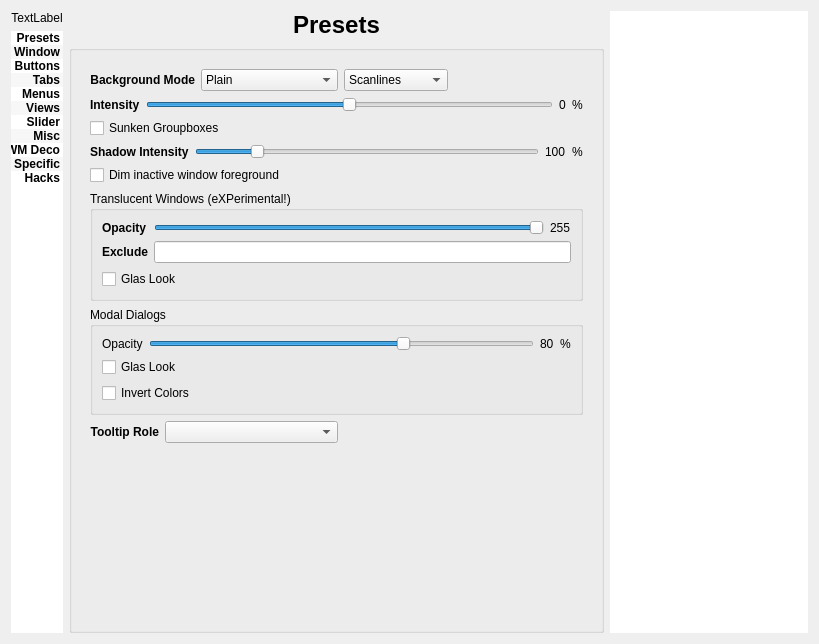
Before: the Qt Designer form config/config.ui in deiv/bespin-pkg, drawn with Qt 5.
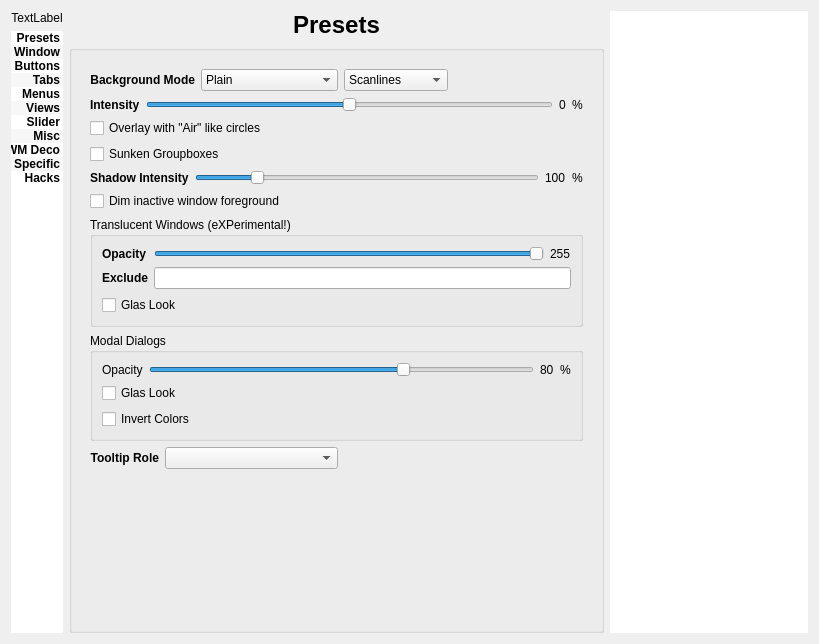
After: the same form once the commit is applied. The open tabs and pages were chosen to show the change.

Commit message: add ui config for air circles

Diff of the .ui file:
```diff
--- a/config/config.ui
+++ b/config/config.ui
@@ -563,7 +563,7 @@
             </property>
            </spacer>
           </item>
-          <item row="2" column="0" colspan="5">
+          <item row="3" column="0" colspan="5">
            <layout class="QHBoxLayout">
             <item>
              <widget class="QLabel" name="label_35">
@@ -619,14 +619,7 @@
             </item>
            </layout>
           </item>
-          <item row="3" column="0" colspan="5">
-           <widget class="QCheckBox" name="sunkenGroups">
-            <property name="text">
-             <string>Sunken Groupboxes</string>
-            </property>
-           </widget>
-          </item>
-          <item row="4" column="0" colspan="5">
+          <item row="8" column="0" colspan="5">
            <layout class="QHBoxLayout">
             <item>
              <widget class="QLabel" name="label_28">
@@ -691,14 +684,14 @@
             </item>
            </layout>
           </item>
-          <item row="5" column="0" colspan="5">
+          <item row="9" column="0" colspan="5">
            <widget class="QCheckBox" name="fadeInactive">
             <property name="text">
              <string>Dim inactive window foreground</string>
             </property>
            </widget>
           </item>
-          <item row="7" column="0" colspan="5">
+          <item row="11" column="0" colspan="5">
            <widget class="QGroupBox" name="groupBox_7">
             <property name="title">
              <string>Modal Dialogs</string>
@@ -780,7 +773,7 @@
             </layout>
            </widget>
           </item>
-          <item row="8" column="0">
+          <item row="12" column="0">
            <widget class="QLabel" name="label_7">
             <property name="font">
              <font>
@@ -796,10 +789,10 @@
             </property>
            </widget>
           </item>
-          <item row="8" column="1" colspan="2">
+          <item row="12" column="1" colspan="2">
            <widget class="QComboBox" name="tooltipRole"/>
           </item>
-          <item row="8" column="3" colspan="2">
+          <item row="12" column="3" colspan="2">
            <spacer name="horizontalSpacer_5">
             <property name="orientation">
              <enum>Qt::Horizontal</enum>
@@ -812,7 +805,7 @@
             </property>
            </spacer>
           </item>
-          <item row="9" column="0" colspan="3">
+          <item row="13" column="0" colspan="3">
            <spacer>
             <property name="orientation">
              <enum>Qt::Vertical</enum>
@@ -825,7 +818,7 @@
             </property>
            </spacer>
           </item>
-          <item row="6" column="0" colspan="5">
+          <item row="10" column="0" colspan="5">
            <widget class="QGroupBox" name="argbSupport">
             <property name="title">
              <string>Translucent Windows (eXPerimental!)</string>
@@ -890,6 +883,20 @@
             </layout>
            </widget>
           </item>
+          <item row="7" column="0" colspan="5">
+           <widget class="QCheckBox" name="sunkenGroups">
+            <property name="text">
+             <string>Sunken Groupboxes</string>
+            </property>
+           </widget>
+          </item>
+          <item row="6" column="0" colspan="5">
+           <widget class="QCheckBox" name="ringOverlay">
+            <property name="text">
+             <string>Overlay with &quot;Air&quot; like circles</string>
+            </property>
+           </widget>
+          </item>
          </layout>
         </widget>
         <widget class="QWidget" name="Buttons">
```
Left out of the diff: 2 changed lines with no effect on the pictures. The commit also changes 1 other file.
